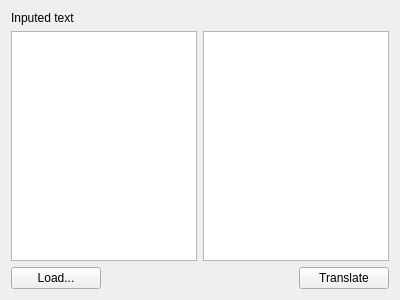
The window that morse.ui (Dmytro-Dombrovskyi/Morse_Code) describes before a commit, drawn with Qt 5.
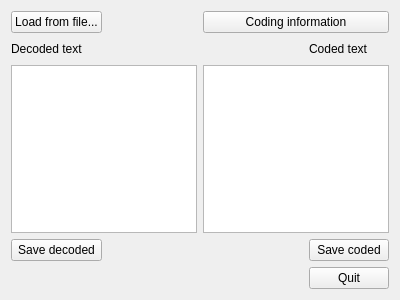
The same window after the commit.

Commit message: change classes. Add functionality: Codded - decoded letters

```diff
--- a/morse.ui
+++ b/morse.ui
@@ -15,42 +15,109 @@
   </property>
   <layout class="QGridLayout" name="gridLayout">
    <item row="0" column="0">
+    <widget class="QPushButton" name="loadButton">
+     <property name="text">
+      <string>Load from file...</string>
+     </property>
+    </widget>
+   </item>
+   <item row="0" column="1">
+    <spacer name="horizontalSpacer_3">
+     <property name="orientation">
+      <enum>Qt::Horizontal</enum>
+     </property>
+     <property name="sizeHint" stdset="0">
+      <size>
+       <width>40</width>
+       <height>20</height>
+      </size>
+     </property>
+    </spacer>
+   </item>
+   <item row="0" column="2" colspan="2">
+    <widget class="QPushButton" name="translateButton">
+     <property name="text">
+      <string>Coding information</string>
+     </property>
+    </widget>
+   </item>
+   <item row="1" column="0">
     <widget class="QLabel" name="label">
      <property name="text">
-      <string>Inputed text</string>
+      <string>Decoded text</string>
      </property>
     </widget>
    </item>
-   <item row="1" column="0" colspan="2">
+   <item row="1" column="1">
+    <spacer name="horizontalSpacer">
+     <property name="orientation">
+      <enum>Qt::Horizontal</enum>
+     </property>
+     <property name="sizeHint" stdset="0">
+      <size>
+       <width>40</width>
+       <height>20</height>
+      </size>
+     </property>
+    </spacer>
+   </item>
+   <item row="1" column="2">
+    <spacer name="horizontalSpacer_2">
+     <property name="orientation">
+      <enum>Qt::Horizontal</enum>
+     </property>
+     <property name="sizeHint" stdset="0">
+      <size>
+       <width>40</width>
+       <height>20</height>
+      </size>
+     </property>
+    </spacer>
+   </item>
+   <item row="1" column="3">
+    <widget class="QLabel" name="label_2">
+     <property name="text">
+      <string>Coded text</string>
+     </property>
+    </widget>
+   </item>
+   <item row="2" column="0" colspan="2">
     <widget class="QTextBrowser" name="textBrowser"/>
    </item>
-   <item row="1" column="2" colspan="2">
+   <item row="2" column="2" colspan="2">
     <widget class="QTextBrowser" name="textBrowser_2"/>
    </item>
-   <item row="2" column="0">
-    <widget class="QPushButton" name="loadButton">
+   <item row="3" column="0">
+    <widget class="QPushButton" name="saveDecodedButton">
      <property name="text">
-      <string>Load...</string>
+      <string>Save decoded</string>
      </property>
     </widget>
    </item>
-   <item row="2" column="1" colspan="2">
-    <spacer name="horizontalSpacer">
+   <item row="3" column="3">
+    <widget class="QPushButton" name="saveCodedButton">
+     <property name="text">
+      <string>Save coded</string>
+     </property>
+    </widget>
+   </item>
+   <item row="4" column="2">
+    <spacer name="horizontalSpacer_5">
      <property name="orientation">
       <enum>Qt::Horizontal</enum>
      </property>
      <property name="sizeHint" stdset="0">
       <size>
-       <width>40</width>
+       <width>91</width>
        <height>20</height>
       </size>
      </property>
     </spacer>
    </item>
-   <item row="2" column="3">
-    <widget class="QPushButton" name="translateButton">
+   <item row="4" column="3">
+    <widget class="QPushButton" name="pushButton">
      <property name="text">
-      <string>Translate</string>
+      <string>Quit</string>
      </property>
     </widget>
    </item>
```
The commit also changes 4 other files.
